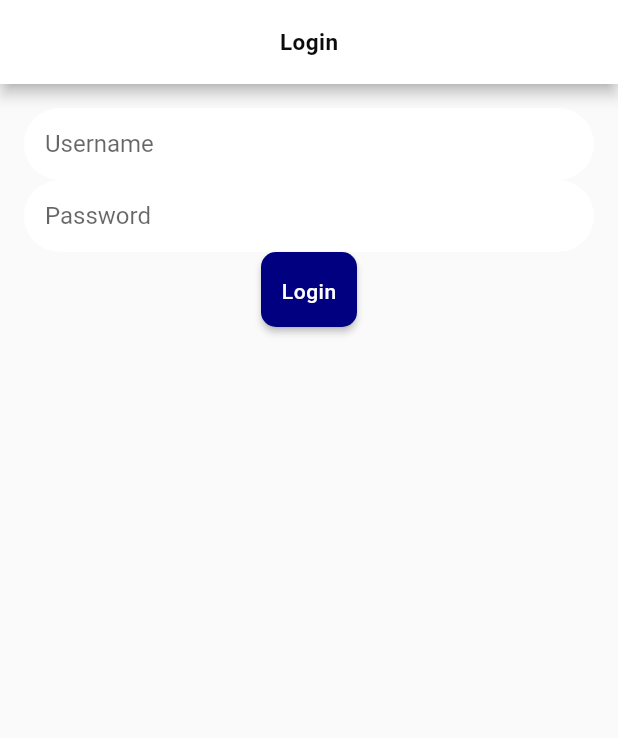
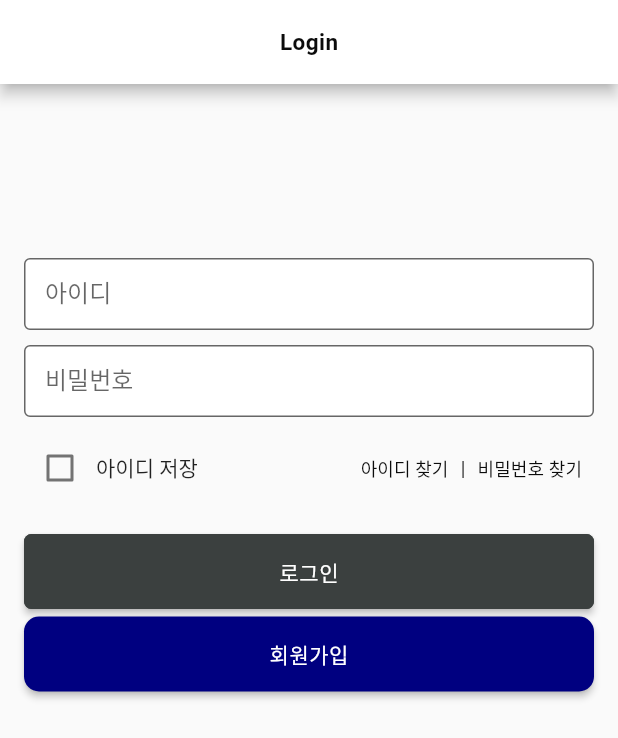
Before and after one commit to metasoft-official/beautycare-kiosk, a Flutter app: the SignInPage screen opened by its route, on a phone screen of 412 x 824 dp. Shown: the top 738 px of the screen. Run offline on Flutter 3.47's test engine with Material 2 defaults, Android fonts, the phone set to English and light mode, and no system bars; our stand-ins replace dio, flutter_hooks, flutter_secure_storage, freezed_annotation, go_router, hooks_riverpod and 1 more; accounts and stored records are empty; generated files the repository leaves out were written again; Roboto replaces fonts that are missing (Kufam, NotoSansKR).

Commit message:
feat: 로그인 기능 토큰 가져오기 및 flutter_secure_storage 라이브러리 추가 / 스타일 일부 수정

```diff
--- a/lib/common/const/router.dart
+++ b/lib/common/const/router.dart
@@ -2,7 +2,7 @@ import 'package:flutter/material.dart';
 import 'package:go_router/go_router.dart';
 
 import 'package:riverpod_project/common/layout/home_page.dart';
-import 'package:riverpod_project/common/layout/sign_in_page.dart';
+import 'package:riverpod_project/common/layout/login_page.dart';
 import 'package:riverpod_project/common/layout/sign_up_page.dart';
 
 final GoRouter router = GoRouter(
--- /dev/null
+++ b/lib/common/layout/login_page.dart
@@ -0,0 +1,171 @@
+import 'package:flutter/material.dart';
+import 'package:hooks_riverpod/hooks_riverpod.dart';
+import 'package:flutter_secure_storage/flutter_secure_storage.dart';
+
+import '../provider/login_provider.dart';
+import '../style/app_button_theme.dart';
+
+const myInputDecoration = InputDecoration(
+  border: OutlineInputBorder(),
+  filled: true,
+  fillColor: Colors.white,
+);
+
+final myTextStyle = TextStyle(color: Colors.blue, fontSize: 20);
+
+class SignInPage extends ConsumerStatefulWidget {
+  static String get routeName => 'login';
+
+  @override
+  _SignInPageState createState() => _SignInPageState();
+}
+
+class _SignInPageState extends ConsumerState<SignInPage> {
+  final TextEditingController _usernameController = TextEditingController();
+  final TextEditingController _passwordController = TextEditingController();
+
+  bool? _isChecked = false;
+
+  static final storage =
+      FlutterSecureStorage(); // FlutterSecureStorage를 storage로 저장
+  dynamic userInfo = ''; // storage에 있는 유저 정보를 저장
+
+  //flutter_secure_storage 사용을 위한 초기화 작업
+  @override
+  void initState() {
+    super.initState();
+
+    // 비동기로 flutter secure storage 정보를 불러오는 작업
+    WidgetsBinding.instance.addPostFrameCallback((_) {
+      _asyncMethod();
+    });
+  }
+
+  _asyncMethod() async {
+    // read 함수로 key값에 맞는 정보를 불러오고 데이터타입은 String 타입
+    // 데이터가 없을때는 null을 반환
+    userInfo = await storage.read(key: 'login');
+
+    // user의 정보가 있다면 로그인 후 들어가는 첫 페이지로 넘어가게 합니다.
+    if (userInfo != null) {
+      Navigator.pushNamed(context, '/main');
+    } else {
+      print('로그인이 필요합니다');
+    }
+  }
+
+  @override
+  Widget build(BuildContext context) {
+    final userState = ref.watch(userNotifierProvider);
+
+    return Scaffold(
+      appBar: AppBar(
+        title: Text('Login'),
+      ),
+      body: Padding(
+        padding: const EdgeInsets.all(16.0),
+        child: Column(
+          children: <Widget>[
+            Container(
+              margin: const EdgeInsets.fromLTRB(0, 100, 0, 10),
+              child: TextField(
+                controller: _usernameController,
+                decoration: myInputDecoration.copyWith(
+                  labelText: '아이디',
+                ),
+              ),
+            ),
+            Container(
+              margin: const EdgeInsets.fromLTRB(0, 0, 0, 10),
+              child: TextField(
+                controller: _passwordController,
+                decoration: myInputDecoration.copyWith(
+                  labelText: '비밀번호',
+                ),
+                obscureText: true,
+              ),
+            ),
+            Container(
+              margin: EdgeInsets.only(bottom: 20),
+              child: Row(
+                mainAxisAlignment: MainAxisAlignment.spaceBetween,
+                children: [
+                  Checkbox(
+                    value: _isChecked,
+                    onChanged: (value) {
+                      setState(() {
+                        _isChecked = value!;
+                      });
+                    },
+                  ),
+                  Text("아이디 저장"),
+                  Spacer(),
+                  TextButton(
+                    onPressed: () {
+                      // Respond to button press
+                      //
+                    },
+                    child: Text("아이디 찾기"),
+                  ),
+                  Text('|'),
+                  TextButton(
+                    // style: AppButtonTheme.basicTextButtonTheme,
+                    onPressed: () {
+                      // Respond to button press
+                      //
+                    },
+                    child: Text("비밀번호 찾기"),
+                  )
+                ],
+              ),
+            ),
+            // 로그인 실패
+            if (userState.error != null)
+              Text(
+                userState.error!,
+                style: TextStyle(color: Colors.red),
+              ),
+
+            Container(
+                width: double.infinity,
+                child: Column(
+                  children: [
+                    Container(
+                      width: double.infinity,
+                      child: ElevatedButton(
+                        // style: ElevatedButton.styleFrom(
+                        //   primary: Colors.black,
+                        //   minimumSize: const Size.fromHeight(50), // NEW
+                        // ),
+                        style: AppButtonTheme.darkElevatedButtonTheme,
+                        onPressed: () {
+                          ref.read(userNotifierProvider.notifier).login(
+                                _usernameController.text,
+                                _passwordController.text,
+                              );
+                        },
+                        child: Text('로그인'),
+                      ),
+                    ),
+                    Container(
+                      width: double.infinity,
+                      margin: EdgeInsets.fromLTRB(0, 5, 0, 0),
+                      child: ElevatedButton(
+                        style: AppButtonTheme.basicElevatedButtonTheme,
+                        onPressed: () {
+                          ref.read(userNotifierProvider.notifier).login(
+                                _usernameController.text,
+                                _passwordController.text,
+                              );
+                        },
+                        child: Text('회원가입'),
+                      ),
+                    )
+                  ],
+                ))
+          ],
+        ),
+      ),
+    );
+  }
+}
--- a/lib/common/layout/sign_in_page.dart
+++ /dev/null
@@ -1,61 +0,0 @@
-import 'package:dio/dio.dart';
-import 'package:flutter/material.dart';
-import 'package:hooks_riverpod/hooks_riverpod.dart';
-import 'package:riverpod_project/common/dio/user_api.dart';
-
-import '../model/user_model.dart';
-import '../repository/user_repository.dart';
-import '../dio/user_api.dart';
-import '../provider/login_provider.dart';
-
-class SignInPage extends ConsumerWidget {
-  static String get routeName => 'login';
-
-  final TextEditingController _usernameController = TextEditingController();
-  final TextEditingController _passwordController = TextEditingController();
-
-  @override
-  Widget build(BuildContext context, WidgetRef ref) {
-    final userState = ref.watch(userNotifierProvider);
-
-    return Scaffold(
-      appBar: AppBar(
-        title: Text('Login'),
-      ),
-      body: Padding(
-        padding: const EdgeInsets.all(16.0),
-        child: Column(
-          children: <Widget>[
-            TextField(
-              controller: _usernameController,
-              decoration: InputDecoration(
-                labelText: 'Username',
-              ),
-            ),
-            TextField(
-              controller: _passwordController,
-              decoration: InputDecoration(
-                labelText: 'Password',
-              ),
-              obscureText: true,
-            ),
-            if (userState.error != null)
-              Text(
-                userState.error!,
-                style: TextStyle(color: Colors.red),
-              ),
-            ElevatedButton(
-              onPressed: () {
-                ref.read(userNotifierProvider.notifier).login(
-                      _usernameController.text,
-                      _passwordController.text,
-                    );
-              },
-              child: Text('Login'),
-            ),
-          ],
-        ),
-      ),
-    );
-  }
-}
--- a/lib/common/provider/login_provider.dart
+++ b/lib/common/provider/login_provider.dart
@@ -2,22 +2,25 @@ import 'package:flutter/material.dart';
 import 'package:flutter_hooks/flutter_hooks.dart';
 import 'package:hooks_riverpod/hooks_riverpod.dart';
 import 'package:dio/dio.dart';
+import 'package:flutter_secure_storage/flutter_secure_storage.dart';
 
 import '../model/user_model.dart';
 import '../dio/user_api.dart';
 import '../repository/user_repository.dart';
 
-
 final userApiProvider = Provider<UserApi>((ref) => UserApi(Dio()));
 
-final userRepositoryProvider = Provider<UserRepository>((ref) => UserRepository(ref.read(userApiProvider)));
+final userRepositoryProvider = Provider<UserRepository>(
+    (ref) => UserRepository(ref.read(userApiProvider)));
 
-final userNotifierProvider = StateNotifierProvider<UserNotifier, UserState>((ref) => UserNotifier(ref.read(userRepositoryProvider)));
-
+final userNotifierProvider = StateNotifierProvider<UserNotifier, UserState>(
+    (ref) => UserNotifier(ref.read(userRepositoryProvider)));
 
 final emailControllerProvider = Provider((_) => TextEditingController());
 final passwordControllerProvider = Provider((_) => TextEditingController());
 
+final storage = FlutterSecureStorage(); // FlutterSecureStorage를 storage로 저장
+dynamic userInfo = ''; // storage에 있는 유저 정보를 저장
 
 class UserState {
   final String? user;
@@ -33,7 +36,7 @@ class UserNotifier extends StateNotifier<UserState> {
 
   Future<void> login(String username, String password) async {
     try {
-      final user = await _userRepository.login(username, password);
+      final token = await _userRepository.login(username, password);
       state = UserState(user: "");
     } catch (e) {
       state = UserState(error: e.toString());
--- a/lib/common/style/app_button_theme.dart
+++ b/lib/common/style/app_button_theme.dart
@@ -42,4 +42,9 @@ class AppButtonTheme {
       side: const BorderSide(color: AppColor.darkButtonColor),
     ),
   );
+  static final basicTextButtonTheme = TextButton.styleFrom(
+    foregroundColor: AppColor.textButtonColor,
+    textStyle: AppTextTheme.textButton,
+    // padding: const EdgeInsets.symmetric(vertical: 15, horizontal: 10),
+  );
 }
--- a/lib/common/style/app_color.dart
+++ b/lib/common/style/app_color.dart
@@ -16,7 +16,7 @@ class AppColor {
   // Text Color
   static const Color tabBarColor = Color(0xff3fb7ad);
   static const Color titleColor = Color(0xff333334);
-  static const Color textButtonColor = Color(0xff5b9893);
+  static const Color textButtonColor = Color(0xff0b0b0b);
   static const Color hintTextColor = Color(0xffc7c7cc);
   static const Color userRoleColor = Color(0xff636363);
   static const Color userNameColor = Color(0xff222222);
--- a/lib/common/style/app_theme.dart
+++ b/lib/common/style/app_theme.dart
@@ -12,14 +12,13 @@ final appTheme = ThemeData(
       titleTextStyle: AppTextTheme.appBarTitle),
   elevatedButtonTheme:
       ElevatedButtonThemeData(style: AppButtonTheme.basicElevatedButtonTheme),
+  textButtonTheme:
+      TextButtonThemeData(style: AppButtonTheme.basicTextButtonTheme),
   inputDecorationTheme: const InputDecorationTheme(
     hintStyle: AppTextTheme.hintText,
     contentPadding: EdgeInsets.symmetric(horizontal: 14),
-    border: OutlineInputBorder(
-        borderRadius: BorderRadius.all(Radius.circular(30)),
-        borderSide: BorderSide.none),
-    filled: true,
-    fillColor: Colors.white,
+    border:
+        OutlineInputBorder(borderSide: BorderSide(color: AppColor.appColor)),
   ),
   toggleButtonsTheme: const ToggleButtonsThemeData(
     color: AppColor.unselectedToggleColor,
--- a/lib/main.dart
+++ b/lib/main.dart
@@ -3,6 +3,7 @@ import 'dart:io';
 import 'package:flutter/material.dart';
 import 'package:flutter_hooks/flutter_hooks.dart';
 import 'package:hooks_riverpod/hooks_riverpod.dart';
+import 'package:flutter_secure_storage/flutter_secure_storage.dart';
 
 import 'package:go_router/go_router.dart';
 
--- a/pubspec.yaml
+++ b/pubspec.yaml
@@ -56,6 +56,7 @@ dependencies:
   go_router: ^7.0.0
   badges: ^2.0.3
   debounce_throttle: ^2.0.0
+  flutter_secure_storage:
 
 
 dev_dependencies:
```
Also changed, not shown: lib/common/dio/user_api.dart (+51 -12 lines), lib/common/model/authentication_model.dart (added, +17 -0 lines), lib/common/model/menu_model.dart (added, +25 -0 lines), lib/common/model/role_model.dart (added, +22 -0 lines), lib/common/repository/user_repository.dart (+10 -14 lines), lib/common/dio/user_api.g.dart, pubspec.lock.
